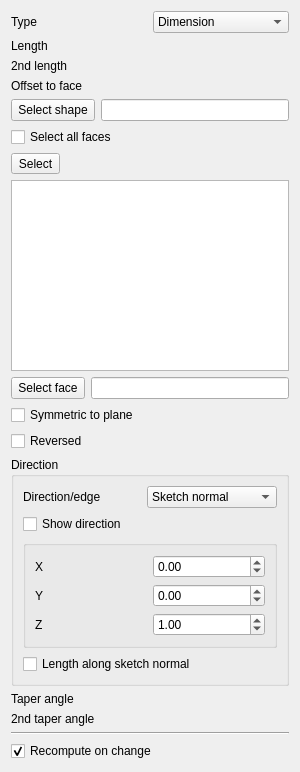
Old version of the form src/Mod/PartDesign/Gui/TaskPadPocketParameters.ui in the repository southseact-3d/fcd.
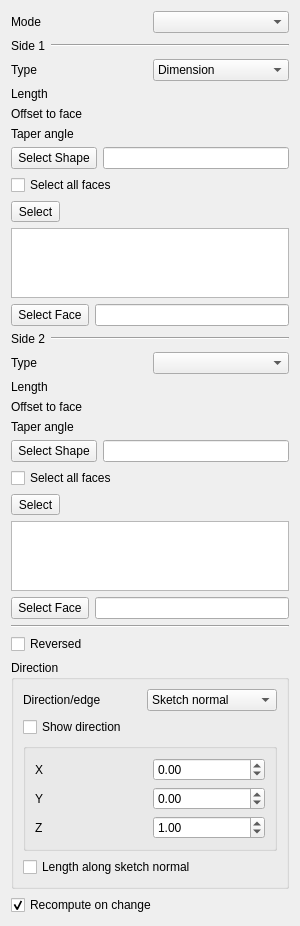
New version of the form. Custom widgets are drawn as their Qt base class.

Commit message:
PartDesign: Extrude 2 sides (#21794)
* PartDesign: extrude 2 sides

* Part: OpCodes XOR

* PartDesign: Remove deprecated generatePrism functions

* PartDesign: Extrude : Update Sides combobox strings

* Change "Sides" to "Mode"

* Use OpCodes::Extrude instead of Prism.

Diff of the .ui file:
```diff
--- a/src/Mod/PartDesign/Gui/TaskPadPocketParameters.ui
+++ b/src/Mod/PartDesign/Gui/TaskPadPocketParameters.ui
@@ -17,13 +17,59 @@
    <item>
     <layout class="QGridLayout" name="gridLayout">
      <item row="0" column="0">
+      <widget class="QLabel" name="sidesLabel">
+       <property name="text">
+        <string>Mode</string>
+       </property>
+      </widget>
+     </item>
+     <item row="0" column="1">
+      <widget class="QComboBox" name="sidesMode"/>
+     </item>
+     <item row="1" column="0" colspan="2">
+      <layout class="QHBoxLayout" name="verticalLayout_22">
+       <property name="leftMargin">
+        <number>0</number>
+       </property>
+       <property name="topMargin">
+        <number>0</number>
+       </property>
+       <property name="rightMargin">
+        <number>0</number>
+       </property>
+       <property name="bottomMargin">
+        <number>0</number>
+       </property>
+       <item>
+        <widget class="QLabel" name="side1Label">
+         <property name="text">
+          <string>Side 1</string>
+         </property>
+        </widget>
+       </item>
+       <item>
+        <widget class="Line" name="line1">
+         <property name="orientation">
+          <enum>Qt::Horizontal</enum>
+         </property>
+         <property name="sizePolicy">
+          <sizepolicy hsizetype="Expanding" vsizetype="Fixed">
+           <horstretch>0</horstretch>
+           <verstretch>0</verstretch>
+          </sizepolicy>
+         </property>
+        </widget>
+       </item>
+      </layout>
+     </item>
+     <item row="2" column="0">
       <widget class="QLabel" name="textLabel1">
        <property name="text">
         <string>Type</string>
        </property>
       </widget>
      </item>
-     <item row="0" column="1">
+     <item row="2" column="1">
       <widget class="QComboBox" name="changeMode">
        <item>
         <property name="text">
@@ -32,14 +78,14 @@
        </item>
       </widget>
      </item>
-     <item row="1" column="0">
+     <item row="3" column="0">
       <widget class="QLabel" name="labelLength">
        <property name="text">
         <string>Length</string>
        </property>
       </widget>
      </item>
-     <item row="1" column="1">
+     <item row="3" column="1">
       <widget class="Gui::PrefQuantitySpinBox" name="lengthEdit" native="true">
        <property name="keyboardTracking" stdset="0">
         <bool>false</bool>
@@ -47,36 +93,16 @@
        <property name="unit" stdset="0">
         <string notr="true">mm</string>
        </property>
-       <property name="minimum" stdset="0">
-        <double>0.000000000000000</double>
-       </property>
       </widget>
      </item>
-     <item row="2" column="0">
-      <widget class="QLabel" name="labelLength2">
-       <property name="text">
-        <string>2nd length</string>
-       </property>
-      </widget>
-     </item>
-     <item row="2" column="1">
-      <widget class="Gui::PrefQuantitySpinBox" name="lengthEdit2" native="true">
-       <property name="keyboardTracking" stdset="0">
-        <bool>false</bool>
-       </property>
-       <property name="unit" stdset="0">
-        <string notr="true">mm</string>
-       </property>
-      </widget>
-     </item>
-     <item row="3" column="0">
+     <item row="4" column="0">
       <widget class="QLabel" name="labelOffset">
        <property name="text">
         <string>Offset to face</string>
        </property>
       </widget>
      </item>
-     <item row="3" column="1">
+     <item row="4" column="1">
       <widget class="Gui::PrefQuantitySpinBox" name="offsetEdit" native="true">
        <property name="keyboardTracking" stdset="0">
         <bool>false</bool>
@@ -86,9 +112,27 @@
        </property>
       </widget>
      </item>
-    </layout>
-   </item>
-   <item>
+     <item row="5" column="0">
+      <widget class="QLabel" name="labelTaperAngle">
+       <property name="toolTip">
+        <string>Angle to taper the extrusion</string>
+       </property>
+       <property name="text">
+        <string>Taper angle</string>
+       </property>
+      </widget>
+     </item>
+     <item row="5" column="1">
+      <widget class="Gui::PrefQuantitySpinBox" name="taperEdit" native="true">
+       <property name="keyboardTracking" stdset="0">
+        <bool>false</bool>
+       </property>
+       <property name="unit" stdset="0">
+        <string notr="true">deg</string>
+       </property>
+      </widget>
+     </item>
+     <item row="6" column="0" colspan="2">
     <widget class="QFrame" name="upToShapeList">
      <property name="frameShadow">
       <enum>QFrame::Plain</enum>
@@ -127,7 +171,7 @@
            </size>
           </property>
           <property name="text">
-           <string>Select shape</string>
+             <string>Select Shape</string>
           </property>
           <property name="checkable">
            <bool>true</bool>
@@ -190,7 +234,7 @@
      </layout>
     </widget>
    </item>
-   <item>
+     <item row="7" column="0" colspan="2">
     <layout class="QGridLayout" name="gridLayout_5">
      <item row="0" column="1">
       <widget class="QLineEdit" name="lineFaceName">
@@ -208,7 +252,7 @@
         </size>
        </property>
        <property name="text">
-        <string>Select face</string>
+          <string>Select Face</string>
        </property>
        <property name="checkable">
         <bool>true</bool>
@@ -217,8 +261,156 @@
      </item>
     </layout>
    </item>
+     <item row="8" column="0" colspan="2">
+      <layout class="QHBoxLayout" name="verticalLayout_22">
+       <property name="leftMargin">
+        <number>0</number>
+       </property>
+       <property name="topMargin">
+        <number>0</number>
+       </property>
+       <property name="rightMargin">
+        <number>0</number>
+       </property>
+       <property name="bottomMargin">
+        <number>0</number>
+       </property>
    <item>
-    <widget class="QCheckBox" name="checkBoxMidplane">
+        <widget class="QLabel" name="side2Label">
+         <property name="text">
+          <string>Side 2</string>
+         </property>
+        </widget>
+       </item>
+       <item>
+        <widget class="Line" name="line2">
+         <property name="orientation">
+          <enum>Qt::Horizontal</enum>
+         </property>
+         <property name="sizePolicy">
+          <sizepolicy hsizetype="Expanding" vsizetype="Fixed">
+           <horstretch>0</horstretch>
+           <verstretch>0</verstretch>
+          </sizepolicy>
+         </property>
+        </widget>
+       </item>
+      </layout>
+     </item>
+     <item row="9" column="0">
+      <widget class="QLabel" name="typeLabel2">
+       <property name="text">
+        <string>Type</string>
+       </property>
+      </widget>
+     </item>
+     <item row="9" column="1">
+      <widget class="QComboBox" name="changeMode2"/>
+     </item>
+     <item row="10" column="0">
+      <widget class="QLabel" name="labelLength2">
+       <property name="text">
+        <string>Length</string>
+       </property>
+      </widget>
+     </item>
+     <item row="10" column="1">
+      <widget class="Gui::PrefQuantitySpinBox" name="lengthEdit2" native="true">
+       <property name="keyboardTracking" stdset="0">
+        <bool>false</bool>
+       </property>
+       <property name="unit" stdset="0">
+        <string notr="true">mm</string>
+       </property>
+      </widget>
+     </item>
+     <item row="11" column="0">
+      <widget class="QLabel" name="labelOffset2">
+       <property name="text">
+        <string>Offset to face</string>
+       </property>
+      </widget>
+     </item>
+     <item row="11" column="1">
+      <widget class="Gui::PrefQuantitySpinBox" name="offsetEdit2" native="true">
+       <property name="keyboardTracking" stdset="0">
+        <bool>false</bool>
+       </property>
+       <property name="unit" stdset="0">
+        <string notr="true">mm</string>
+       </property>
+      </widget>
+     </item>
+     <item row="12" column="0">
+      <widget class="QLabel" name="labelTaperAngle2">
+       <property name="toolTip">
+        <string>Angle to taper the extrusion</string>
+       </property>
+       <property name="text">
+        <string>Taper angle</string>
+       </property>
+      </widget>
+     </item>
+     <item row="12" column="1">
+      <widget class="Gui::PrefQuantitySpinBox" name="taperEdit2" native="true">
+       <property name="keyboardTracking" stdset="0">
+        <bool>false</bool>
+       </property>
+       <property name="unit" stdset="0">
+        <string notr="true">deg</string>
+       </property>
+      </widget>
+     </item>
+     <item row="13" column="0" colspan="2">
+      <widget class="QFrame" name="upToShapeList2">
+       <property name="frameShadow">
+        <enum>QFrame::Plain</enum>
+       </property>
+       <property name="lineWidth">
+        <number>0</number>
+       </property>
+       <layout class="QVBoxLayout">
+        <property name="leftMargin">
+         <number>0</number>
+        </property>
+        <property name="topMargin">
+         <number>0</number>
+        </property>
+        <property name="rightMargin">
+         <number>0</number>
+        </property>
+        <property name="bottomMargin">
+         <number>0</number>
+        </property>
+        <item>
+         <layout class="QGridLayout" name="_22">
+          <item row="0" column="1">
+           <widget class="QLineEdit" name="lineShapeName2">
+            <property name="readOnly">
+             <bool>true</bool>
+            </property>
+           </widget>
+          </item>
+          <item row="0" column="0">
+           <widget class="QToolButton" name="buttonShape2">
+            <property name="minimumSize">
+             <size>
+              <width>0</width>
+              <height>22</height>
+             </size>
+            </property>
+            <property name="text">
+             <string>Select Shape</string>
+            </property>
+            <property name="checkable">
+             <bool>true</bool>
+            </property>
+           </widget>
+          </item>
+         </layout>
+        </item>
+        <item>
+         <widget class="QCheckBox" name="checkBoxAllFaces2">
      <property name="enabled">
       <bool>true</bool>
      </property>
@@ -226,7 +418,84 @@
       <string>Applies length symmetrically to sketch plane</string>
      </property>
      <property name="text">
-      <string>Symmetric to plane</string>
+           <string>Select all faces</string>
+          </property>
+         </widget>
+        </item>
+        <item>
+         <widget class="QWidget" name="upToShapeFaces2" native="true">
+          <layout class="QVBoxLayout" name="verticalLayout_22">
+           <property name="leftMargin">
+            <number>0</number>
+           </property>
+           <property name="topMargin">
+            <number>0</number>
+           </property>
+           <property name="rightMargin">
+            <number>0</number>
+           </property>
+           <property name="bottomMargin">
+            <number>0</number>
+           </property>
+           <item>
+            <widget class="QToolButton" name="buttonShapeFace2">
+             <property name="toolTip">
+              <string>Toggles between selection and preview mode</string>
+             </property>
+             <property name="text">
+              <string>Select</string>
+             </property>
+             <property name="checkable">
+              <bool>true</bool>
+             </property>
+            </widget>
+           </item>
+           <item>
+            <widget class="QListWidget" name="listWidgetReferences2">
+             <property name="selectionMode">
+              <enum>QAbstractItemView::ExtendedSelection</enum>
+             </property>
+            </widget>
+           </item>
+          </layout>
+         </widget>
+        </item>
+       </layout>
+      </widget>
+     </item>
+     <item row="14" column="0" colspan="2">
+      <layout class="QGridLayout" name="gridLayout_52">
+       <item row="0" column="1">
+        <widget class="QLineEdit" name="lineFaceName2">
+         <property name="readOnly">
+          <bool>true</bool>
+         </property>
+        </widget>
+       </item>
+       <item row="0" column="0">
+        <widget class="QToolButton" name="buttonFace2">
+         <property name="minimumSize">
+          <size>
+           <width>0</width>
+           <height>22</height>
+          </size>
+         </property>
+         <property name="text">
+          <string>Select Face</string>
+         </property>
+         <property name="checkable">
+          <bool>true</bool>
+         </property>
+        </widget>
+       </item>
+      </layout>
+     </item>
+    </layout>
+   </item>
+   <item>
+    <widget class="Line" name="line">
+     <property name="orientation">
+      <enum>Qt::Horizontal</enum>
      </property>
     </widget>
    </item>
@@ -410,61 +679,6 @@
      </layout>
     </widget>
    </item>
-   <item>
-    <layout class="QHBoxLayout" name="horizontalLayout_5">
-     <item>
-      <widget class="QLabel" name="labelTaperAngle">
-       <property name="toolTip">
-        <string>Angle to taper the extrusion</string>
-       </property>
-       <property name="text">
-        <string>Taper angle</string>
-       </property>
-      </widget>
-     </item>
-     <item>
-      <widget class="Gui::PrefQuantitySpinBox" name="taperEdit" native="true">
-       <property name="keyboardTracking" stdset="0">
-        <bool>false</bool>
-       </property>
-       <property name="unit" stdset="0">
-        <string notr="true">deg</string>
-       </property>
-      </widget>
-     </item>
-    </layout>
-   </item>
-   <item>
-    <layout class="QHBoxLayout" name="horizontalLayout_6">
-     <item>
-      <widget class="QLabel" name="labelTaperAngle2">
-       <property name="toolTip">
-        <string>Angle to taper the extrusion</string>
-       </property>
-       <property name="text">
-        <string>2nd taper angle</string>
-       </property>
-      </widget>
-     </item>
-     <item>
-      <widget class="Gui::PrefQuantitySpinBox" name="taperEdit2" native="true">
-       <property name="keyboardTracking" stdset="0">
-        <bool>false</bool>
-       </property>
-       <property name="unit" stdset="0">
-        <string notr="true">deg</string>
-       </property>
-      </widget>
-     </item>
-    </layout>
-   </item>
-   <item>
-    <widget class="Line" name="line">
-     <property name="orientation">
-      <enum>Qt::Horizontal</enum>
-     </property>
-    </widget>
-   </item>
    <item>
     <widget class="QCheckBox" name="checkBoxUpdateView">
      <property name="text">
```
Left out of the diff: 23 changed lines with no effect on the pictures. Lines whose indentation alone changed are shown as unchanged. The commit also changes 21 other files.
